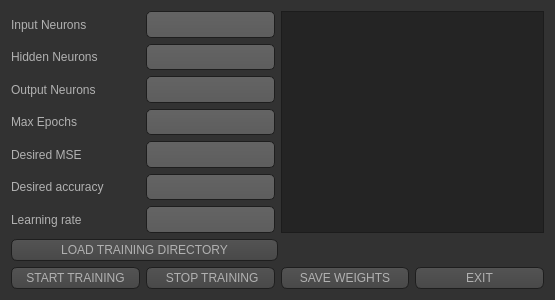
Qt form trainingdialog.ui (pkarbownik/Image_Recognition) before a commit.
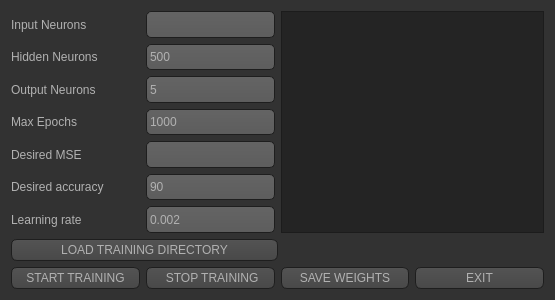
The same form after that commit. Icons and pictures are not drawn.

```diff
--- a/trainingdialog.ui
+++ b/trainingdialog.ui
@@ -594,6 +594,9 @@
              <verstretch>0</verstretch>
             </sizepolicy>
            </property>
+           <property name="text">
+            <string>500</string>
+           </property>
           </widget>
          </item>
          <item>
@@ -604,6 +607,9 @@
              <verstretch>0</verstretch>
             </sizepolicy>
            </property>
+           <property name="text">
+            <string>5</string>
+           </property>
           </widget>
          </item>
          <item>
@@ -614,6 +620,9 @@
              <verstretch>0</verstretch>
             </sizepolicy>
            </property>
+           <property name="text">
+            <string>1000</string>
+           </property>
           </widget>
          </item>
          <item>
@@ -634,6 +643,9 @@
              <verstretch>0</verstretch>
             </sizepolicy>
            </property>
+           <property name="text">
+            <string>90</string>
+           </property>
           </widget>
          </item>
          <item>
@@ -644,6 +656,9 @@
              <verstretch>0</verstretch>
             </sizepolicy>
            </property>
+           <property name="text">
+            <string>0.002</string>
+           </property>
           </widget>
          </item>
         </layout>
```
